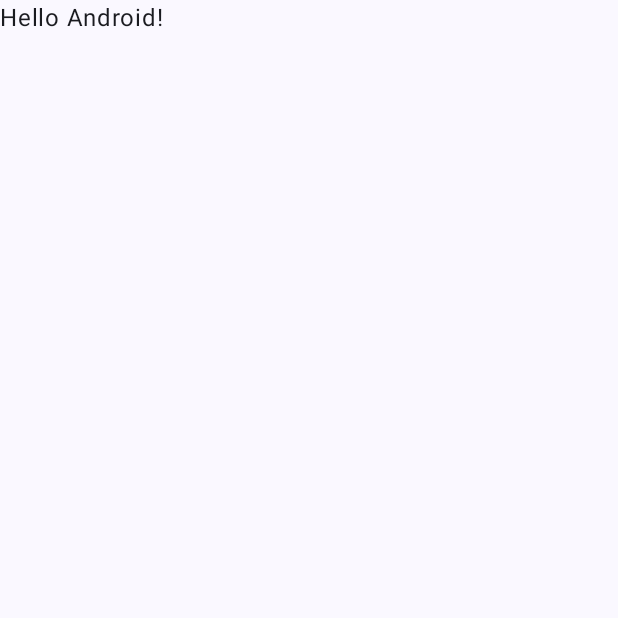
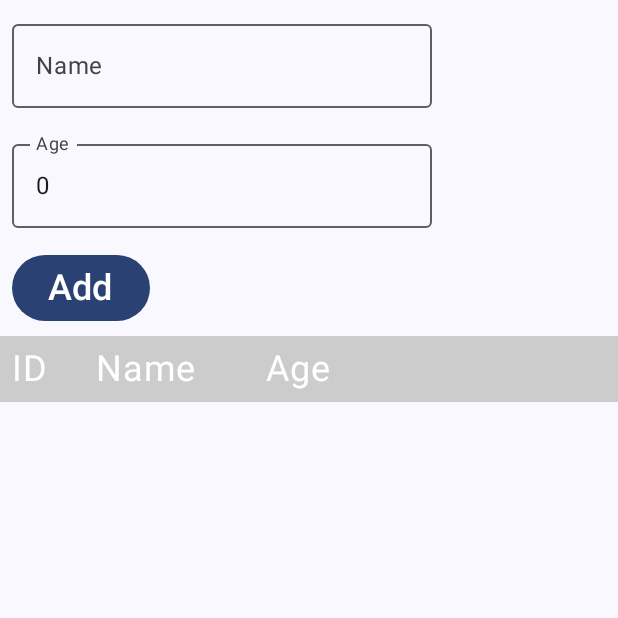
Before and after one commit to f4rral/AndroidMetanitDataBase, an Android app built with Jetpack Compose: the screen it shows after launch (MainActivity), on a phone screen of 412 x 824 dp, the top half of it. Before the commit the part shown is almost empty. Run offline under Robolectric (Android 15) with nearby library versions, the phone set to English and light mode, and no system bars; our stand-ins replace Room's generated code, livedata-compose.

Commit message:
Вывод UI

```diff
--- a/app/build.gradle.kts
+++ b/app/build.gradle.kts
@@ -46,6 +46,7 @@ dependencies {
     implementation(libs.androidx.lifecycle.viewmodel)
     implementation(libs.androidx.lifecycle.livedata)
     implementation(libs.androidx.runtime.livedata)
+    implementation(libs.androidx.lifecycle.viewmodel.compose.android)
     ksp(libs.androidx.room.compiler)
 
     implementation(libs.androidx.core.ktx)
--- a/app/src/main/java/com/example/metanitdatabase/MainActivity.kt
+++ b/app/src/main/java/com/example/metanitdatabase/MainActivity.kt
@@ -1,29 +1,63 @@
 package com.example.metanitdatabase
 
+import android.app.Application
 import android.os.Bundle
 import androidx.activity.ComponentActivity
 import androidx.activity.compose.setContent
-import androidx.activity.enableEdgeToEdge
+import androidx.compose.foundation.background
+import androidx.compose.foundation.clickable
+import androidx.compose.foundation.layout.Box
+import androidx.compose.foundation.layout.Column
+import androidx.compose.foundation.layout.Row
+import androidx.compose.foundation.layout.Spacer
 import androidx.compose.foundation.layout.fillMaxSize
+import androidx.compose.foundation.layout.fillMaxWidth
 import androidx.compose.foundation.layout.padding
+import androidx.compose.foundation.lazy.LazyColumn
+import androidx.compose.foundation.lazy.items
+import androidx.compose.foundation.text.KeyboardOptions
+import androidx.compose.material3.Button
+import androidx.compose.material3.OutlinedTextField
 import androidx.compose.material3.Scaffold
 import androidx.compose.material3.Text
 import androidx.compose.runtime.Composable
+import androidx.compose.runtime.getValue
+import androidx.compose.runtime.livedata.observeAsState
 import androidx.compose.ui.Modifier
+import androidx.compose.ui.graphics.Color
+import androidx.compose.ui.platform.LocalContext
+import androidx.compose.ui.text.input.KeyboardType
 import androidx.compose.ui.tooling.preview.Preview
+import androidx.compose.ui.unit.dp
+import androidx.compose.ui.unit.sp
+import androidx.lifecycle.viewmodel.compose.LocalViewModelStoreOwner
+import androidx.lifecycle.viewmodel.compose.viewModel
 import com.example.metanitdatabase.ui.theme.MetanitDataBaseTheme
 
 class MainActivity : ComponentActivity() {
     override fun onCreate(savedInstanceState: Bundle?) {
         super.onCreate(savedInstanceState)
-        enableEdgeToEdge()
+
         setContent {
-            MetanitDataBaseTheme {
-                Scaffold(modifier = Modifier.fillMaxSize()) { innerPadding ->
-                    Greeting(
-                        name = "Android",
-                        modifier = Modifier.padding(innerPadding)
-                    )
+            val owner = LocalViewModelStoreOwner.current
+
+            owner?.let {
+                val viewModel: UserViewModel = viewModel(
+                    it,
+                    "UserViewModel",
+                    UserViewModelFactory(LocalContext.current.applicationContext as Application)
+                )
+
+                MetanitDataBaseTheme {
+                    Scaffold(modifier = Modifier.fillMaxSize()) { innerPadding ->
+                        Box(
+                            modifier = Modifier
+                                .fillMaxSize()
+                                .padding(innerPadding)
+                        ) {
+                            Main(viewModel)
+                        }
+                    }
                 }
             }
         }
@@ -31,17 +65,132 @@ class MainActivity : ComponentActivity() {
 }
 
 @Composable
-fun Greeting(name: String, modifier: Modifier = Modifier) {
-    Text(
-        text = "Hello $name!",
-        modifier = modifier
-    )
+fun Main(vm: UserViewModel) {
+    val userList by vm.userList.observeAsState(listOf())
+
+    Column {
+        OutlinedTextField(
+            value =  vm.userName.value,
+            label = { Text("Name") },
+            modifier = Modifier
+                .padding(8.dp),
+            onValueChange = { vm.changeName(it) }
+        )
+
+        OutlinedTextField(
+            value =  vm.userAge.intValue.toString(),
+            label = { Text("Age") },
+            modifier = Modifier
+                .padding(8.dp),
+            keyboardOptions = KeyboardOptions(
+                keyboardType = KeyboardType.Number
+            ),
+            onValueChange = { vm.changeAge(it) }
+        )
+
+        Button(
+            onClick = { vm.addUser() },
+            modifier = Modifier
+                .padding(8.dp),
+        ) { Text(
+            text = "Add",
+            fontSize = 24.sp
+        ) }
+
+        UserList(
+            users = userList,
+            delete = { vm.deleteUser(it) }
+        )
+    }
+}
+
+@Composable
+fun UserList(users: List<User>, delete: (Int) -> Unit) {
+    LazyColumn(
+        modifier =  Modifier.fillMaxWidth()
+    ) {
+        item { UserTitleRow() }
+        items(users) {
+            user -> UserRow(user) { delete(user.id) }
+        }
+    }
+}
+
+@Composable
+fun UserRow(user: User, onDelete: (Int) -> Unit) {
+    Row(
+        modifier = Modifier
+            .fillMaxWidth()
+            .padding(8.dp)
+        ) {
+        Text(
+            text = user.id.toString(),
+            modifier = Modifier.weight(0.1f),
+            fontSize = 24.sp
+        )
+        Text(
+            text = user.name,
+            modifier = Modifier.weight(0.2f),
+            fontSize = 24.sp
+        )
+        Text(
+            text = user.age.toString(),
+            modifier = Modifier.weight(0.2f),
+            fontSize = 24.sp
+        )
+        Text(
+            text = "Delete",
+            color = Color(0xFF6650A4),
+            fontSize = 24.sp,
+            modifier = Modifier
+                .weight(0.2f)
+                .clickable { onDelete(user.id) }
+        )
+    }
+}
+
+@Composable
+fun UserTitleRow() {
+    Row(
+        modifier = Modifier
+            .background(Color.LightGray)
+            .fillMaxWidth()
+            .padding(8.dp)
+    ) {
+        Text(
+            text = "ID",
+            color = Color.White,
+            modifier = Modifier.weight(0.1f),
+            fontSize = 24.sp
+        )
+        Text(
+            text = "Name",
+            color = Color.White,
+            modifier = Modifier.weight(0.2f),
+            fontSize = 24.sp
+        )
+        Text(
+            text = "Age",
+            color = Color.White,
+            modifier = Modifier.weight(0.2f),
+            fontSize = 24.sp
+        )
+        Spacer(modifier = Modifier.weight(0.2f))
+    }
 }
 
 @Preview(showBackground = true)
 @Composable
 fun GreetingPreview() {
-    MetanitDataBaseTheme {
-        Greeting("Android")
+    val owner = LocalViewModelStoreOwner.current
+
+    owner?.let {
+        val viewModel: UserViewModel = viewModel(
+            it,
+            "UserViewModel",
+            UserViewModelFactory(LocalContext.current.applicationContext as Application)
+        )
+
+        Main(viewModel)
     }
 }
```
Also changed, not shown: app/src/main/java/com/example/metanitdatabase/UserViewModel.kt (+6 -2 lines).
